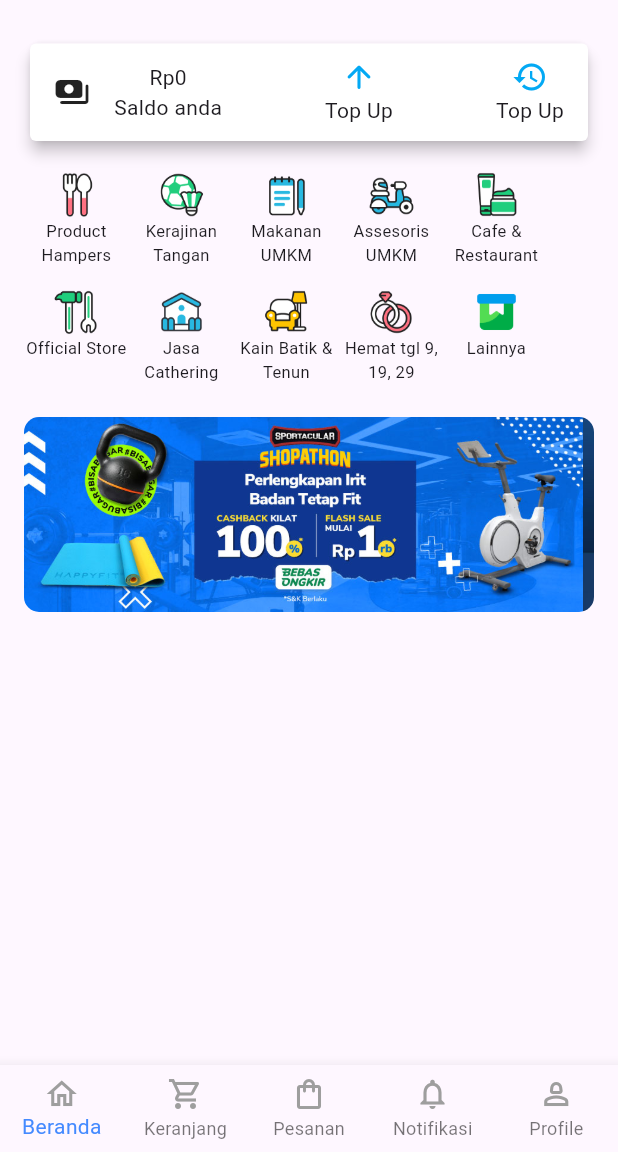
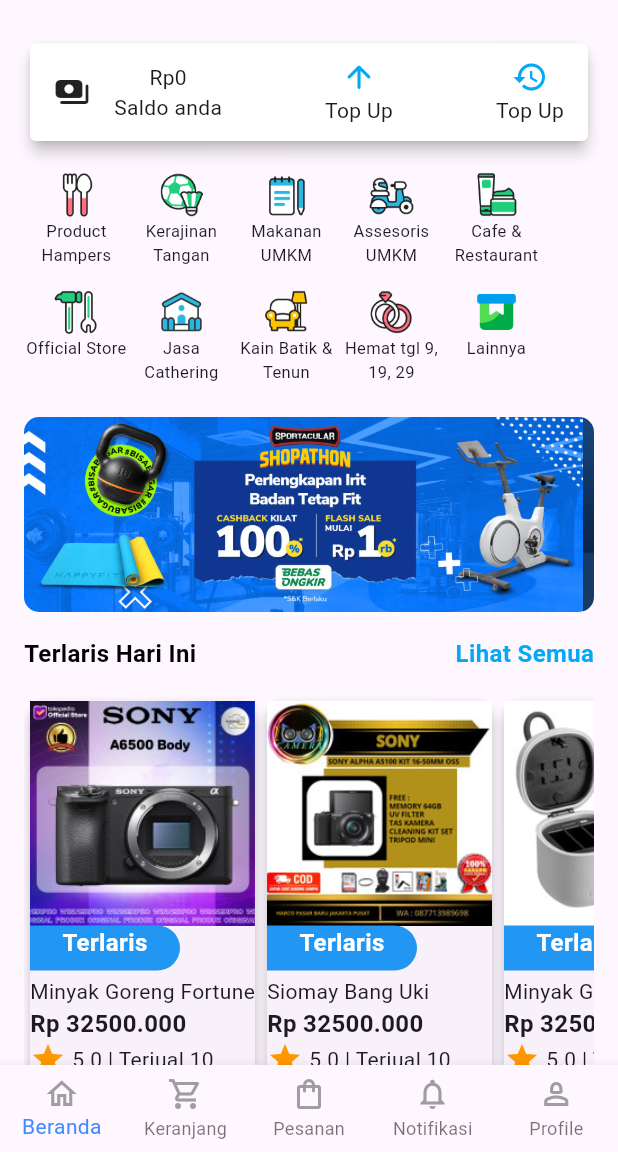
Before and after one commit to rizkysiregar/my_fluttter_app, a Flutter app: the screen it shows after launch, on a phone screen of 412 x 824 dp, the part 84-1236 px from its top. Run offline on Flutter 3.47's test engine with Material 2 defaults, Android fonts, the phone set to English and light mode, and no system bars.

Commit message:
create listview and gridview

```diff
--- a/lib/model/slider_image_model.dart
+++ b/lib/model/slider_image_model.dart
@@ -3,3 +3,18 @@
 
   SliderImageModel({required this.imageUri});
 }
+
+class SliderProductModel {
+  final String imageUri;
+  final String titleProduct;
+  final double price;
+  final double rating;
+  final int sale;
+
+  SliderProductModel(
+      {required this.imageUri,
+      required this.titleProduct,
+      required this.price,
+      required this.rating,
+      required this.sale});
+}
--- a/lib/screen/home_screen.dart
+++ b/lib/screen/home_screen.dart
@@ -1,6 +1,8 @@
 import 'package:ecommerce_my_la/widgets/bottom_nav.dart';
 import 'package:ecommerce_my_la/widgets/list_menu_home.dart';
 import 'package:ecommerce_my_la/widgets/payment_status_home.dart';
+import 'package:ecommerce_my_la/widgets/product_slider.dart';
+import 'package:ecommerce_my_la/widgets/product_slider_grid.dart';
 import 'package:ecommerce_my_la/widgets/slider_home.dart';
 import 'package:flutter/material.dart';
 import 'package:flutter/widgets.dart';
@@ -48,7 +50,8 @@
                 ))
           ],
         ),
-        body: Center(
+        body: SingleChildScrollView(
+          child: Center(
               child: Container(
             margin: EdgeInsets.only(left: 16, right: 16),
             child: const Column(
@@ -62,10 +65,55 @@
                 ),
                 ListMenuHome(),
                 SizedBox(height: 16),
-              SliderHome()
+                SliderHome(),
+                SizedBox(height: 16),
+                Row(
+                  mainAxisAlignment: MainAxisAlignment.spaceBetween,
+                  children: [
+                    Text(
+                      'Terlaris Hari Ini',
+                      style: TextStyle(
+                          fontSize: 16,
+                          color: Colors.black,
+                          fontWeight: FontWeight.bold),
+                    ),
+                    Text(
+                      'Lihat Semua',
+                      style: TextStyle(
+                          fontSize: 16,
+                          color: Colors.lightBlue,
+                          fontWeight: FontWeight.bold),
+                    )
+                  ],
+                ),
+                SizedBox(height: 16),
+                ProductSlider(),
+                SizedBox(height: 16),
+                Row(
+                  mainAxisAlignment: MainAxisAlignment.spaceBetween,
+                  children: [
+                    Text(
+                      'Produk Terbaru',
+                      style: TextStyle(
+                          fontSize: 16,
+                          color: Colors.black,
+                          fontWeight: FontWeight.bold),
+                    ),
+                    Text(
+                      'Lihat Semua',
+                      style: TextStyle(
+                          fontSize: 16,
+                          color: Colors.lightBlue,
+                          fontWeight: FontWeight.bold),
+                    )
+                  ],
+                ),
+                SizedBox(height: 16),
+                ProductSliderGrid(),
               ],
             ),
           )),
+        ),
         bottomNavigationBar: const MyBottomNavigationItem());
   }
 }
--- /dev/null
+++ b/lib/widgets/label.dart
@@ -0,0 +1,22 @@
+import 'package:flutter/material.dart';
+
+class BestSelling extends StatelessWidget {
+  const BestSelling({super.key});
+  @override
+  Widget build(BuildContext context) {
+    return Container(
+      height: 30,
+      width: 100,
+      decoration: const BoxDecoration(
+          color: Colors.blue,
+          borderRadius: BorderRadius.only(
+              topRight: Radius.circular(20), bottomRight: Radius.circular(20))),
+      child: const Text(
+        'Terlaris',
+        textAlign: TextAlign.center,
+        style: TextStyle(
+            color: Colors.white, fontWeight: FontWeight.bold, fontSize: 16),
+      ),
+    );
+  }
+}
--- /dev/null
+++ b/lib/widgets/product_slider.dart
@@ -0,0 +1,102 @@
+import 'package:ecommerce_my_la/model/slider_image_model.dart';
+import 'package:ecommerce_my_la/widgets/label.dart';
+import 'package:flutter/material.dart';
+
+class ProductSlider extends StatelessWidget {
+  const ProductSlider({super.key});
+
+  static List<SliderProductModel> dummyProductList = [
+    SliderProductModel(
+        imageUri: 'images/asset_produk8.jpg',
+        titleProduct: 'Minyak Goreng Fortune',
+        price: 32500,
+        rating: 5.0,
+        sale: 10),
+    SliderProductModel(
+        imageUri: 'images/asset_produk7.jpg',
+        titleProduct: 'Siomay Bang Uki',
+        price: 32500,
+        rating: 5.0,
+        sale: 10),
+    SliderProductModel(
+        imageUri: 'images/asset_produk6.png',
+        titleProduct: 'Minyak Goreng Fortune',
+        price: 32500,
+        rating: 5.0,
+        sale: 10),
+    SliderProductModel(
+        imageUri: 'images/asset_produk5.jpg',
+        titleProduct: 'Minyak Goreng Fortune',
+        price: 32500,
+        rating: 5.0,
+        sale: 10),
+    SliderProductModel(
+        imageUri: 'images/asset_produk4.jpg',
+        titleProduct: 'Minyak Goreng Fortune',
+        price: 32500,
+        rating: 5.0,
+        sale: 10),
+    SliderProductModel(
+        imageUri: 'images/asset_produk3.jpg',
+        titleProduct: 'Minyak Goreng Fortune',
+        price: 32500,
+        rating: 5.0,
+        sale: 10),
+  ];
+
+  @override
+  Widget build(BuildContext context) {
+    return SizedBox(
+      height: 280,
+      child: ListView.builder(
+        shrinkWrap: true,
+        scrollDirection: Axis.horizontal,
+        itemBuilder: (BuildContext context, int index) {
+          return Card(
+            elevation: 4,
+            shape:
+                RoundedRectangleBorder(borderRadius: BorderRadius.circular(10)),
+            child: Column(
+              crossAxisAlignment: CrossAxisAlignment.start,
+              children: [
+                Image.asset(
+                  dummyProductList[index].imageUri,
+                  height: 150,
+                  width: 150,
+                  fit: BoxFit.cover,
+                ),
+                const BestSelling(),
+                const SizedBox(
+                  height: 4,
+                ),
+                Text(
+                  dummyProductList[index].titleProduct,
+                  textAlign: TextAlign.start,
+                ),
+                Text(
+                  "Rp ${dummyProductList[index].price.toStringAsFixed(3)}",
+                  textAlign: TextAlign.start,
+                  style: TextStyle(fontWeight: FontWeight.bold, fontSize: 16),
+                ),
+                Row(
+                  children: [
+                    const Icon(
+                      Icons.star,
+                      color: Colors.orange,
+                    ),
+                    const SizedBox(
+                      width: 4,
+                    ),
+                    Text(
+                        "${dummyProductList[index].rating.toString()} | Terjual ${dummyProductList[index].sale.toString()}"),
+                  ],
+                )
+              ],
+            ),
+          );
+        },
+        itemCount: dummyProductList.length,
+      ),
+    );
+  }
+}
```
Also changed, not shown: lib/widgets/product_slider_grid.dart (added, +108 -0 lines). Lines whose indentation alone changed are shown as unchanged.
